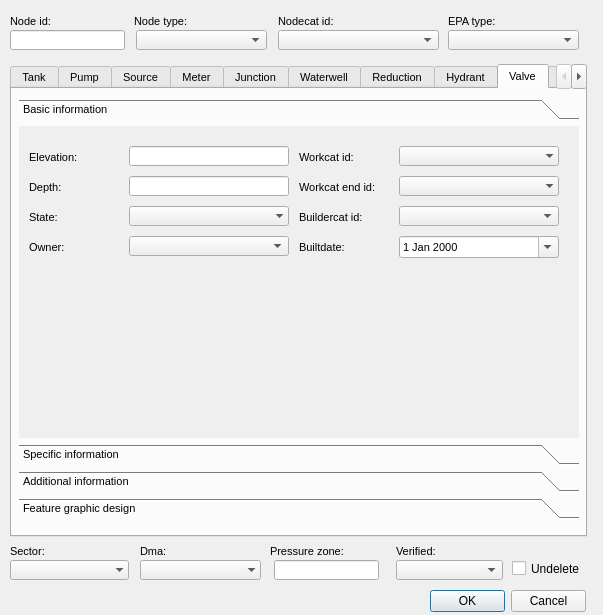
The window that ui/ws_man_node.ui (Giswater/giswater_qgis_plugin) describes before a commit, drawn with Qt 5.
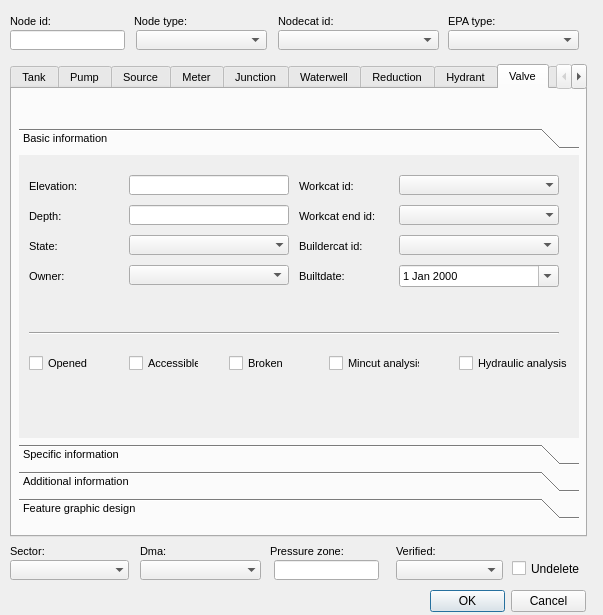
The same window after the commit. The open tabs and pages were chosen to show the change.

Commit message: Forms adjustment  (tab value default showed)

```diff
--- a/ui/ws_man_node.ui
+++ b/ui/ws_man_node.ui
@@ -10333,9 +10333,9 @@
      <property name="geometry">
       <rect>
        <x>7</x>
-       <y>10</y>
+       <y>39</y>
        <width>560</width>
-       <height>420</height>
+       <height>391</height>
       </rect>
      </property>
      <property name="currentIndex">
@@ -10347,7 +10347,7 @@
         <x>0</x>
         <y>0</y>
         <width>560</width>
-        <height>312</height>
+        <height>283</height>
        </rect>
       </property>
       <attribute name="label">
@@ -10760,6 +10760,84 @@
         <number>3</number>
        </property>
       </widget>
+      <widget class="Line" name="line_6">
+       <property name="geometry">
+        <rect>
+         <x>10</x>
+         <y>170</y>
+         <width>530</width>
+         <height>16</height>
+        </rect>
+       </property>
+       <property name="orientation">
+        <enum>Qt::Horizontal</enum>
+       </property>
+      </widget>
+      <widget class="QCheckBox" name="valve_mincut_anl">
+       <property name="geometry">
+        <rect>
+         <x>310</x>
+         <y>200</y>
+         <width>91</width>
+         <height>17</height>
+        </rect>
+       </property>
+       <property name="text">
+        <string>Mincut analysis</string>
+       </property>
+      </widget>
+      <widget class="QCheckBox" name="valve_acessibility">
+       <property name="geometry">
+        <rect>
+         <x>110</x>
+         <y>200</y>
+         <width>70</width>
+         <height>17</height>
+        </rect>
+       </property>
+       <property name="text">
+        <string>Accessible</string>
+       </property>
+      </widget>
+      <widget class="QCheckBox" name="valve_opened">
+       <property name="geometry">
+        <rect>
+         <x>10</x>
+         <y>200</y>
+         <width>70</width>
+         <height>17</height>
+        </rect>
+       </property>
+       <property name="text">
+        <string>Opened</string>
+       </property>
+      </widget>
+      <widget class="QCheckBox" name="valve_hydraulic_anl">
+       <property name="geometry">
+        <rect>
+         <x>440</x>
+         <y>200</y>
+         <width>111</width>
+         <height>17</height>
+        </rect>
+       </property>
+       <property name="text">
+        <string>Hydraulic analysis</string>
+       </property>
+      </widget>
+      <widget class="QCheckBox" name="valve_broken">
+       <property name="geometry">
+        <rect>
+         <x>210</x>
+         <y>200</y>
+         <width>70</width>
+         <height>17</height>
+        </rect>
+       </property>
+       <property name="text">
+        <string>Broken</string>
+       </property>
+      </widget>
      </widget>
      <widget class="QWidget" name="page_10">
       <property name="geometry">
@@ -11519,71 +11597,6 @@
         <enum>Qt::Horizontal</enum>
        </property>
       </widget>
-      <widget class="QCheckBox" name="valve_opened">
-       <property name="geometry">
-        <rect>
-         <x>10</x>
-         <y>270</y>
-         <width>70</width>
-         <height>17</height>
-        </rect>
-       </property>
-       <property name="text">
-        <string>Opened</string>
-       </property>
-      </widget>
-      <widget class="QCheckBox" name="valve_acessibility">
-       <property name="geometry">
-        <rect>
-         <x>110</x>
-         <y>270</y>
-         <width>70</width>
-         <height>17</height>
-        </rect>
-       </property>
-       <property name="text">
-        <string>Accessible</string>
-       </property>
-      </widget>
-      <widget class="QCheckBox" name="valve_broken">
-       <property name="geometry">
-        <rect>
-         <x>210</x>
-         <y>270</y>
-         <width>70</width>
-         <height>17</height>
-        </rect>
-       </property>
-       <property name="text">
-        <string>Broken</string>
-       </property>
-      </widget>
-      <widget class="QCheckBox" name="valve_mincut_anl">
-       <property name="geometry">
-        <rect>
-         <x>300</x>
-         <y>270</y>
-         <width>91</width>
-         <height>17</height>
-        </rect>
-       </property>
-       <property name="text">
-        <string>Mincut analysis</string>
-       </property>
-      </widget>
-      <widget class="QCheckBox" name="valve_hydraulic_anl">
-       <property name="geometry">
-        <rect>
-         <x>430</x>
-         <y>270</y>
-         <width>111</width>
-         <height>17</height>
-        </rect>
-       </property>
-       <property name="text">
-        <string>Hydraulic analysis</string>
-       </property>
-      </widget>
      </widget>
      <widget class="QWidget" name="page_17">
       <property name="geometry">
```
Left out of the diff: 104 changed lines with no effect on the pictures. The commit also changes 3 other files.
